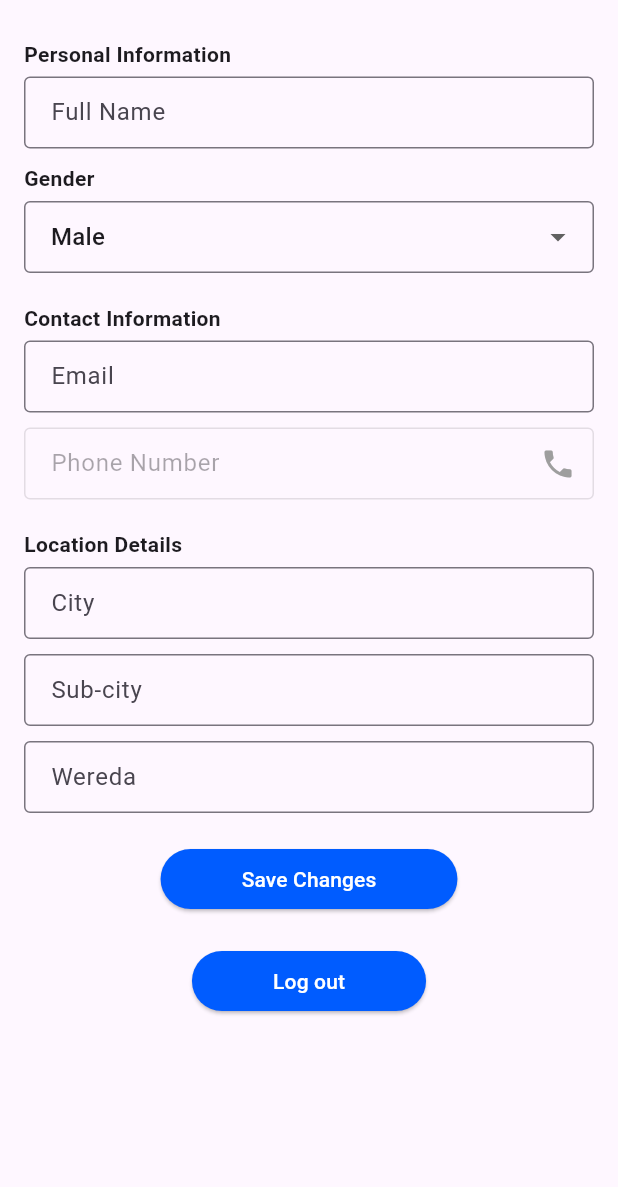
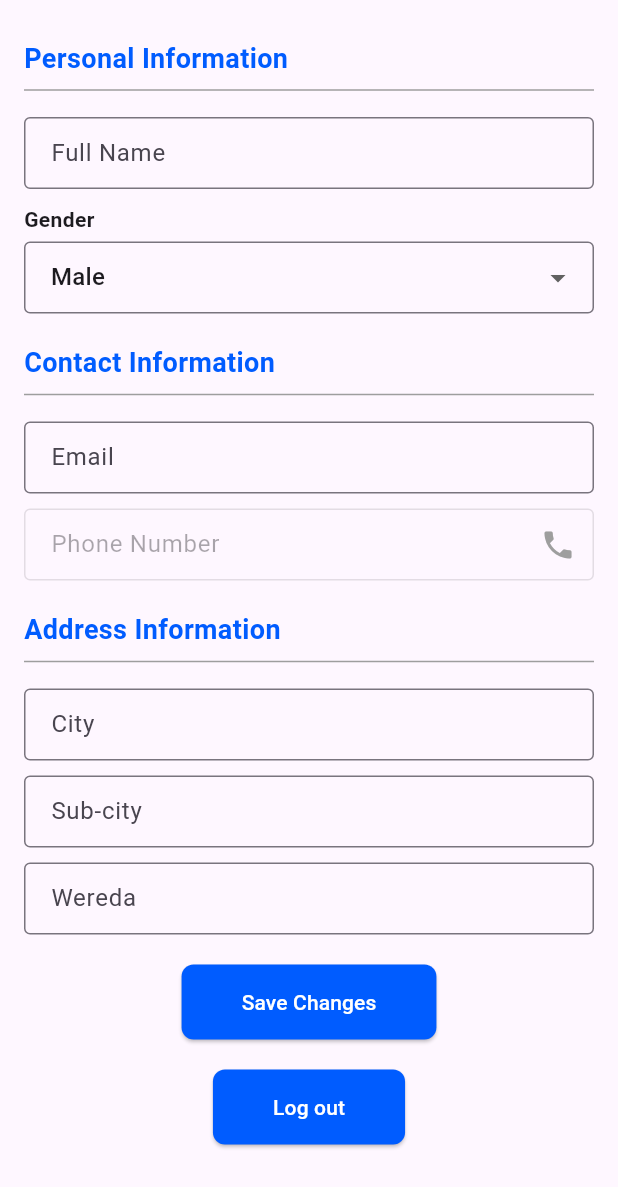
Before and after one commit to johnassefatheeth/eqube, a Flutter app: the ProfilePage screen opened by its route, on a phone screen of 412 x 824 dp. Shown: the top 1187 px of the screen. Run offline on Flutter 3.47's test engine with Material 3 defaults, Android fonts, the phone set to English and light mode, and no system bars; our stand-ins replace carousel_slider, curved_navigation_bar, image_picker, shared_preferences, smooth_page_indicator; missing offline and left inert: dart:html; accounts and stored records are empty; network calls fail.

Commit message:
style: enhance profile page layout with improved section headers, labels, and button styles

```diff
--- a/lib/pages/profile.dart
+++ b/lib/pages/profile.dart
@@ -129,24 +129,26 @@ class _ProfilePageState extends State<ProfilePage> {
           children: [
             const SizedBox(height: 10),
 
-            // Personal Info
-            const Text('Personal Information',
-                style: TextStyle(fontSize: 14, fontWeight: FontWeight.bold)),
-            const SizedBox(height: 5),
+            // Personal Information
+            const Text(
+              'Personal Information',
+              style: TextStyle(fontSize: 18, fontWeight: FontWeight.bold, color: Color(0xFF005CFF)),
+            ),
+            const Divider(color: Colors.grey, thickness: 1),
+            const SizedBox(height: 10),
             TextField(
               controller: _fullNameController,
               decoration: const InputDecoration(
-                hintText: 'Full Name',
+                labelText: 'Full Name',
                 border: OutlineInputBorder(),
-                contentPadding:
-                    EdgeInsets.symmetric(vertical: 10, horizontal: 14),
+                contentPadding: EdgeInsets.symmetric(vertical: 10, horizontal: 14),
               ),
             ),
             const SizedBox(height: 10),
-
-            // Gender
-            const Text('Gender',
-                style: TextStyle(fontSize: 14, fontWeight: FontWeight.bold)),
+            const Text(
+              'Gender',
+              style: TextStyle(fontSize: 14, fontWeight: FontWeight.bold),
+            ),
             const SizedBox(height: 5),
             DropdownButtonFormField<String>(
               value: _gender,
@@ -161,70 +163,70 @@ class _ProfilePageState extends State<ProfilePage> {
                   .toList(),
               decoration: const InputDecoration(
                 border: OutlineInputBorder(),
-                contentPadding:
-                    EdgeInsets.symmetric(vertical: 10, horizontal: 14),
+                contentPadding: EdgeInsets.symmetric(vertical: 10, horizontal: 14),
               ),
             ),
             const SizedBox(height: 20),
 
             // Contact Information
-            const Text('Contact Information',
-                style: TextStyle(fontSize: 14, fontWeight: FontWeight.bold)),
-            const SizedBox(height: 5),
+            const Text(
+              'Contact Information',
+              style: TextStyle(fontSize: 18, fontWeight: FontWeight.bold, color: Color(0xFF005CFF)),
+            ),
+            const Divider(color: Colors.grey, thickness: 1),
+            const SizedBox(height: 10),
             TextField(
               controller: _emailController,
               decoration: const InputDecoration(
-                hintText: 'Email',
+                labelText: 'Email',
                 border: OutlineInputBorder(),
-                contentPadding:
-                    EdgeInsets.symmetric(vertical: 10, horizontal: 14),
+                contentPadding: EdgeInsets.symmetric(vertical: 10, horizontal: 14),
               ),
             ),
             const SizedBox(height: 10),
             TextField(
               controller: _phoneController,
               decoration: const InputDecoration(
-                hintText: 'Phone Number',
+                labelText: 'Phone Number',
                 enabled: false,
                 border: OutlineInputBorder(),
-                contentPadding:
-                    EdgeInsets.symmetric(vertical: 10, horizontal: 14),
+                contentPadding: EdgeInsets.symmetric(vertical: 10, horizontal: 14),
                 suffixIcon: Icon(Icons.phone, color: Colors.grey),
               ),
             ),
             const SizedBox(height: 20),
 
-            // Location Details
-            const Text('Location Details',
-                style: TextStyle(fontSize: 14, fontWeight: FontWeight.bold)),
-            const SizedBox(height: 5),
+            // Address Information
+            const Text(
+              'Address Information',
+              style: TextStyle(fontSize: 18, fontWeight: FontWeight.bold, color: Color(0xFF005CFF)),
+            ),
+            const Divider(color: Colors.grey, thickness: 1),
+            const SizedBox(height: 10),
             TextField(
               controller: _cityController,
               decoration: const InputDecoration(
-                hintText: 'City',
+                labelText: 'City',
                 border: OutlineInputBorder(),
-                contentPadding:
-                    EdgeInsets.symmetric(vertical: 10, horizontal: 14),
+                contentPadding: EdgeInsets.symmetric(vertical: 10, horizontal: 14),
               ),
             ),
             const SizedBox(height: 10),
             TextField(
               controller: _subCityController,
               decoration: const InputDecoration(
-                hintText: 'Sub-city',
+                labelText: 'Sub-city',
                 border: OutlineInputBorder(),
-                contentPadding:
-                    EdgeInsets.symmetric(vertical: 10, horizontal: 14),
+                contentPadding: EdgeInsets.symmetric(vertical: 10, horizontal: 14),
               ),
             ),
             const SizedBox(height: 10),
             TextField(
               controller: _weredaController,
               decoration: const InputDecoration(
-                hintText: 'Wereda',
+                labelText: 'Wereda',
                 border: OutlineInputBorder(),
-                contentPadding:
-                    EdgeInsets.symmetric(vertical: 10, horizontal: 14),
+                contentPadding: EdgeInsets.symmetric(vertical: 10, horizontal: 14),
               ),
             ),
             const SizedBox(height: 20),
@@ -236,13 +238,13 @@ class _ProfilePageState extends State<ProfilePage> {
                 style: ElevatedButton.styleFrom(
                   backgroundColor: const Color(0xFF005CFF),
                   shape: RoundedRectangleBorder(
-                    borderRadius: BorderRadius.circular(30),
+                    borderRadius: BorderRadius.circular(8),
                   ),
+                  padding: const EdgeInsets.symmetric(horizontal: 40, vertical: 15),
                 ),
-                child: const Padding(
-                  padding: EdgeInsets.symmetric(vertical: 10, horizontal: 30),
-                  child: Text('Save Changes',
-                      style: TextStyle(color: Colors.white, fontSize: 14)),
+                child: const Text(
+                  'Save Changes',
+                  style: TextStyle(color: Colors.white, fontSize: 14),
                 ),
               ),
             ),
@@ -258,13 +260,13 @@ class _ProfilePageState extends State<ProfilePage> {
                 style: ElevatedButton.styleFrom(
                   backgroundColor: const Color(0xFF005CFF),
                   shape: RoundedRectangleBorder(
-                    borderRadius: BorderRadius.circular(30),
+                    borderRadius: BorderRadius.circular(8),
                   ),
+                  padding: const EdgeInsets.symmetric(horizontal: 40, vertical: 15),
                 ),
-                child: const Padding(
-                  padding: EdgeInsets.symmetric(vertical: 10, horizontal: 30),
-                  child: Text('Log out',
-                      style: TextStyle(color: Colors.white, fontSize: 14)),
+                child: const Text(
+                  'Log out',
+                  style: TextStyle(color: Colors.white, fontSize: 14),
                 ),
               ),
             ),
```
